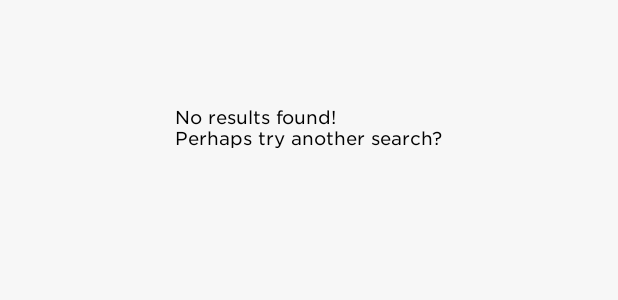
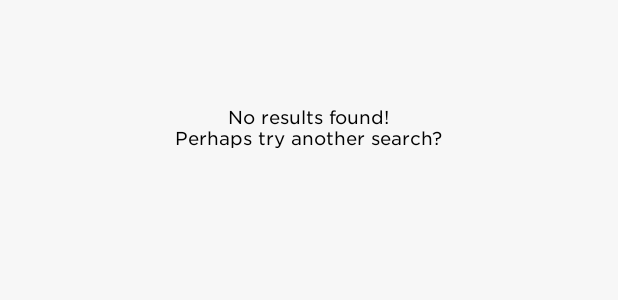
Before and after one commit to Slnbz/DTTHousing, an Android app: the layout item_empty_dataset.xml on its own in the app's theme, with its tools: preview values and no code run, on a phone screen of 412 x 824 dp. Shown: the part 776-1076 px from the top of the screen. Run offline under Robolectric (Android 15) with nearby library versions, the phone set to English and light mode, and no system bars.

Commit message:
empty search xml fix

```diff
--- a/app/src/main/res/layout/item_empty_dataset.xml
+++ b/app/src/main/res/layout/item_empty_dataset.xml
@@ -51,7 +51,7 @@
             android:layout_height="wrap_content"
             style="@style/Body_HintStyle"
             android:text="No results found!\nPerhaps try another search?"
-            android:layout_gravity="center_horizontal"
+            android:gravity="center"
             android:layout_below="@id/emptysearch_image"
             android:layout_centerInParent="true"
             />
```
Lines whose indentation alone changed are shown as unchanged.
